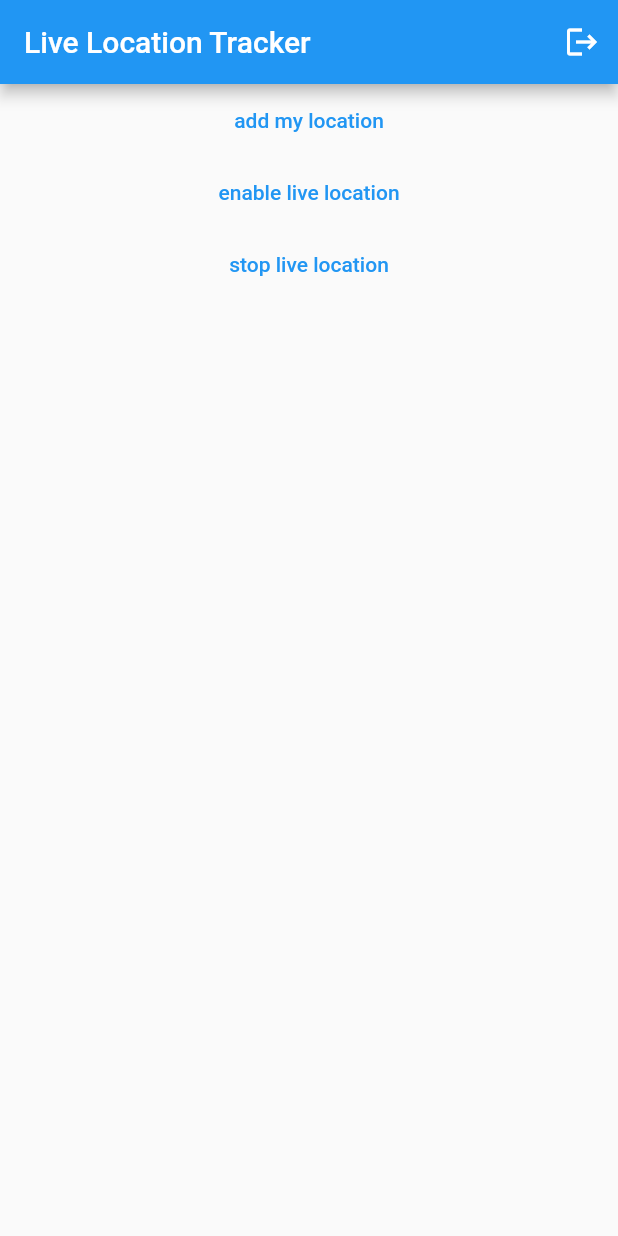
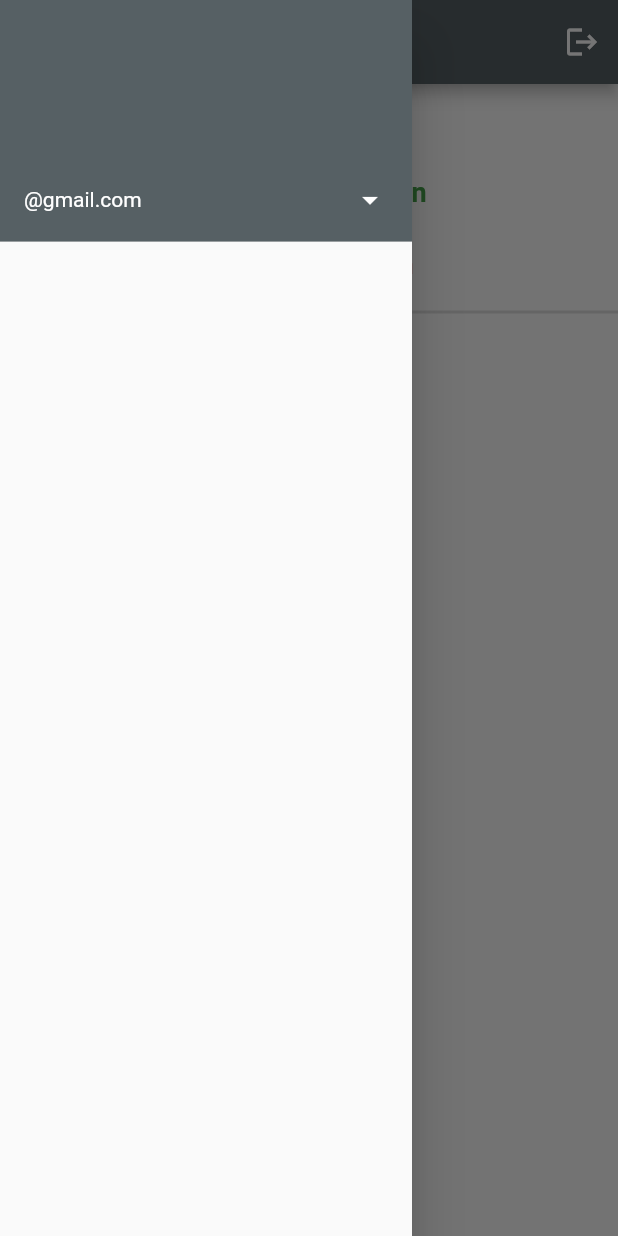
Before and after one commit to sachinds501/location_tracker, a Flutter app: the screen it shows once a user with an empty profile is signed in, with the side drawer open (before the commit the screen has no drawer), on a phone screen of 412 x 824 dp. Run offline on Flutter 3.47's test engine with Material 2 defaults, Android fonts, the phone set to English and light mode, and no system bars; our stand-ins replace cloud_firestore, firebase_auth, firebase_core, google_maps_flutter, location, permission_handler and 1 more; accounts and stored records are empty; network calls fail.

```diff
--- /dev/null
+++ b/lib/drawer/drawer.dart
@@ -0,0 +1,65 @@
+// ignore_for_file: prefer_const_constructors
+
+import 'package:cloud_firestore/cloud_firestore.dart';
+import 'package:firebase_auth/firebase_auth.dart';
+import 'package:flutter/material.dart';
+import 'package:location_tracker/drawer/userprofile.dart';
+
+class AppDrawer extends StatefulWidget {
+  const AppDrawer({Key? key}) : super(key: key);
+
+  @override
+  State<AppDrawer> createState() => _AppDrawerState();
+}
+
+class _AppDrawerState extends State<AppDrawer> {
+  String? name;
+
+  @override
+  void initState() {
+    super.initState();
+    _getdata();
+  }
+
+  @override
+  Widget build(BuildContext context) {
+    return Drawer(
+      width: MediaQuery.of(context).size.width / 1.5,
+      // backgroundColor: const Color.fromARGB(255, 86, 96, 100),
+      child: StreamBuilder(
+        stream: FirebaseFirestore.instance.collection('location').snapshots(),
+        builder: (context, AsyncSnapshot<QuerySnapshot> snapshot) {
+          return SafeArea(
+            child: ListView(
+              children: [
+                UserAccountsDrawerHeader(
+                    onDetailsPressed: () {
+                      Navigator.of(context).push(MaterialPageRoute(
+                          builder: (context) => UserProfile()));
+                    },
+                    decoration: BoxDecoration(
+                      color: Color.fromARGB(255, 86, 96, 100),
+                    ),
+                    accountName: Text(name.toString()),
+                    accountEmail: Text('$name@gmail.com'.toLowerCase()))
+              ],
+            ),
+          );
+        },
+      ),
+    );
+  }
+
+  void _getdata() async {
+    User? user = FirebaseAuth.instance.currentUser;
+    FirebaseFirestore.instance
+        .collection('location')
+        .doc(user?.uid)
+        .snapshots()
+        .listen((userData) {
+      setState(() {
+        name = userData.data()!['name'];
+      });
+    });
+  }
+}
--- a/lib/home.dart
+++ b/lib/home.dart
@@ -9,6 +9,7 @@ import 'package:flutter/material.dart';
 import 'package:location_tracker/mymap.dart';
 import 'package:permission_handler/permission_handler.dart';
 
+import 'drawer/drawer.dart';
 import 'login.dart';
 
 class Home extends StatefulWidget {
@@ -36,17 +37,20 @@ class _HomeState extends State<Home> {
 
   @override
   Widget build(BuildContext context) {
-    return MaterialApp(
-      debugShowCheckedModeBanner: false,
-      home: Scaffold(
-        appBar: AppBar(title: const Text('Live Location Tracker'), actions: [
+    return Scaffold(
+      drawer: const AppDrawer(),
+      appBar: AppBar(
+          title: const Text('Live Location Tracker'),
+          backgroundColor: const Color.fromARGB(255, 86, 96, 100),
+          actions: [
             IconButton(
                 icon: const Icon(Icons.logout),
                 onPressed: () async {
                   await FirebaseAuth.instance.signOut();
                   Navigator.pushAndRemoveUntil(
                       context,
-                    MaterialPageRoute(builder: (context) => const LoginScreen()),
+                      MaterialPageRoute(
+                          builder: (context) => const LoginScreen()),
                       (route) => false);
                 }),
           ]),
@@ -56,17 +60,32 @@ class _HomeState extends State<Home> {
               onPressed: () {
                 _getLocation();
               },
-                child: const Text('add my location')),
+              child: Text('Add my location',
+                  style: TextStyle(
+                      color: Colors.blue[600],
+                      fontSize: 18,
+                      fontWeight: FontWeight.bold))),
           TextButton(
               onPressed: () {
                 _listenLocation();
               },
-                child: const Text('enable live location')),
+              child: Text('Enable live location',
+                  style: TextStyle(
+                      color: Colors.green[600],
+                      fontSize: 18,
+                      fontWeight: FontWeight.bold))),
           TextButton(
               onPressed: () {
                 _stopListening();
               },
-                child: const Text('stop live location')),
+              child: Text('Stop live location',
+                  style: TextStyle(
+                      color: Colors.red[600],
+                      fontSize: 18,
+                      fontWeight: FontWeight.bold))),
+          const Divider(
+            thickness: 2,
+          ),
           Expanded(
               child: StreamBuilder(
             stream:
@@ -83,10 +102,9 @@ class _HomeState extends State<Home> {
                       child: ListTile(
                         tileColor: Colors.grey[200],
                         shape: const RoundedRectangleBorder(
-                              borderRadius:
-                                  BorderRadius.all(Radius.circular(8))),
+                            borderRadius: BorderRadius.all(Radius.circular(8))),
                         title: Text(
-                              "${snapshot.data!.docs[index]['name']} - ${FirebaseAuth.instance.currentUser!.phoneNumber}",
+                            "${snapshot.data!.docs[index]['name']} - ${snapshot.data!.docs[index]['phone']}",
                             style: const TextStyle(
                                 fontSize: 18, fontWeight: FontWeight.bold)),
                         subtitle: Row(
@@ -115,7 +133,6 @@ class _HomeState extends State<Home> {
           )),
         ],
       ),
-      ),
     );
   }
 
@@ -125,7 +142,7 @@ class _HomeState extends State<Home> {
       await FirebaseFirestore.instance.collection('location').doc(uid).set({
         'latitude': locationResult.latitude,
         'longitude': locationResult.longitude,
-        'name': 'krishna',
+        'name': 'Krishna',
         'phone': phone,
       }, SetOptions(merge: true));
     } catch (e) {
@@ -144,7 +161,7 @@ class _HomeState extends State<Home> {
       await FirebaseFirestore.instance.collection('location').doc(uid).set({
         'latitude': currentlocation.latitude,
         'longitude': currentlocation.longitude,
-        'name': 'krishna',
+        'name': 'Krishna',
         'phone': phone,
       }, SetOptions(merge: true));
     });
--- a/lib/login.dart
+++ b/lib/login.dart
@@ -18,7 +18,6 @@ class _LoginScreenState extends State<LoginScreen> {
   @override
   Widget build(BuildContext context) {
     return Scaffold(
-
       body: StreamBuilder<User?>(
         stream: FirebaseAuth.instance.authStateChanges(),
         builder: (context, snapshot) {
@@ -29,51 +28,88 @@ class _LoginScreenState extends State<LoginScreen> {
           } else if (snapshot.hasData) {
             return Home();
           } else {
-            return Column(
-              mainAxisAlignment: MainAxisAlignment.spaceBetween,
+            return SafeArea(
+              child: Padding(
+                padding: const EdgeInsets.all(8.0),
+                child: Center(
+                  child: Card(
+                    shape: RoundedRectangleBorder(
+                        borderRadius: BorderRadius.all(Radius.circular(10))),
+                    elevation: 5,
+                    color: Color.fromARGB(255, 86, 96, 100),
+                    child: Padding(
+                      padding: const EdgeInsets.symmetric(vertical: 8.0),
+                      child: Column(
+                        mainAxisSize: MainAxisSize.min,
                         children: [
-                Column(children: [
                           Container(
-                    margin: const EdgeInsets.only(top: 60),
+                            margin: EdgeInsets.all(20),
                             child: const Center(
                               child: Text(
-                        'Phone Authentication',
+                                'Location Tracker',
                                 style: TextStyle(
-                            fontWeight: FontWeight.bold, fontSize: 28),
+                                    color: Colors.white,
+                                    fontWeight: FontWeight.bold,
+                                    fontSize: 28),
                               ),
                             ),
                           ),
                           Container(
-                    margin: EdgeInsets.only(top: 40, right: 10, left: 10),
+                            margin: EdgeInsets.all(20),
                             child: TextField(
-                      decoration: const InputDecoration(
+                              style:
+                                  TextStyle(color: Colors.white, fontSize: 20),
+                              decoration: InputDecoration(
+                                enabledBorder: UnderlineInputBorder(
+                                  borderSide:
+                                      BorderSide(color: Colors.grey.shade400),
+                                ),
+                                focusColor: Colors.grey.shade400,
                                 hintText: 'Phone Number',
                                 prefix: Padding(
                                   padding: EdgeInsets.all(4),
-                          child: Text('+91'),
+                                  child: Text(
+                                    '+91',
+                                    style: TextStyle(
+                                        color: Colors.white, fontSize: 20),
+                                  ),
                                 ),
                               ),
                               maxLength: 10,
                               keyboardType: TextInputType.number,
                               controller: _controller,
                             ),
-                  )
-                ]),
+                          ),
                           Container(
-                  margin: EdgeInsets.all(10),
+                            margin: EdgeInsets.all(20),
                             width: double.infinity,
+                            height: 40,
                             child: ElevatedButton(
+                              style: ButtonStyle(
+                                backgroundColor:
+                                    MaterialStateProperty.all(Colors.white24),
+                                shape: MaterialStateProperty.all(
+                                  StadiumBorder(),
+                                ),
+                              ),
                               onPressed: () {
                                 Navigator.of(context).push(MaterialPageRoute(
-                          builder: (context) => OTPScreen(_controller.text)));
+                                    builder: (context) =>
+                                        OTPScreen(_controller.text)));
                               },
                               child: const Text(
                                 'Next',
-                      style: TextStyle(color: Colors.white),
+                                style: TextStyle(
+                                    color: Colors.white, fontSize: 16),
                               ),
                             ),
                           )
                         ],
+                      ),
+                    ),
+                  ),
+                ),
+              ),
             );
           }
         },
--- a/lib/main.dart
+++ b/lib/main.dart
@@ -22,6 +22,7 @@ class _MyAppState extends State<MyApp> {
   Widget build(BuildContext context) {
     return const MaterialApp(
       debugShowCheckedModeBanner: false,
+
       home: LoginScreen(),
     );
   }
```
Also changed, not shown: lib/drawer/userprofile.dart (added, +171 -0 lines). Lines whose indentation alone changed are shown as unchanged.
